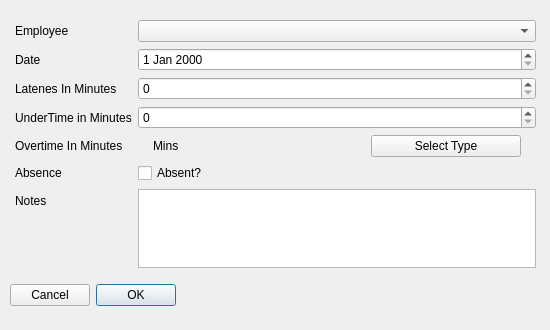
Above: UI/Dialogs/add_time_log_dialog.ui from Justin-Kuchmy/JustPay_App before the change. Below: the same form after it.
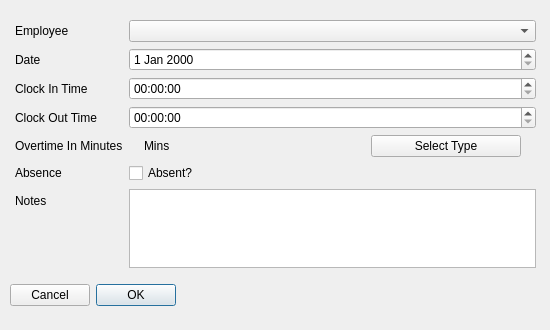
That is the form after the change.

```diff
--- a/UI/Dialogs/add_time_log_dialog.ui
+++ b/UI/Dialogs/add_time_log_dialog.ui
@@ -61,14 +61,14 @@
       <item row="3" column="0">
        <widget class="QLabel" name="timeOutLabel">
         <property name="text">
-         <string>UnderTime in Minutes</string>
+         <string>Clock Out Time</string>
         </property>
        </widget>
       </item>
       <item row="2" column="0">
        <widget class="QLabel" name="timeInLabel">
         <property name="text">
-         <string>Latenes In Minutes</string>
+         <string>Clock In Time</string>
         </property>
        </widget>
       </item>
@@ -139,10 +139,10 @@
        </layout>
       </item>
       <item row="2" column="1">
-       <widget class="QSpinBox" name="latespinBox"/>
+       <widget class="QTimeEdit" name="latenessTimeEdit"/>
       </item>
       <item row="3" column="1">
-       <widget class="QSpinBox" name="undertimeSpinbox"/>
+       <widget class="QTimeEdit" name="undertimeTimeEdit"/>
       </item>
      </layout>
     </item>
```
